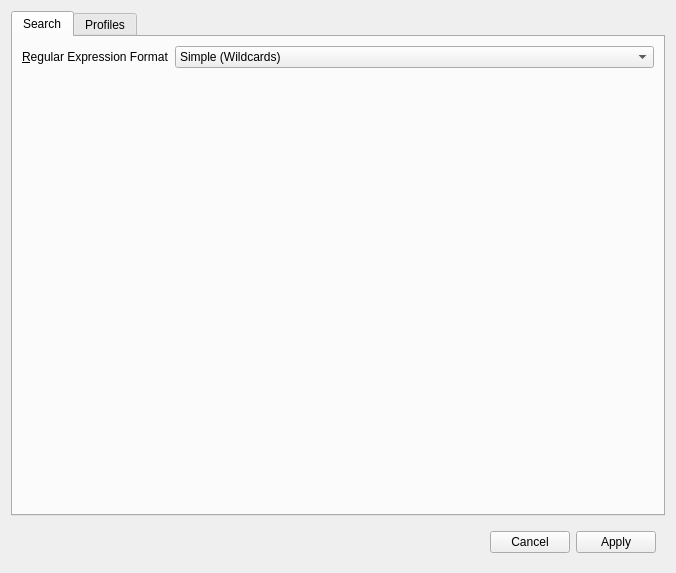
Before: the Qt Designer form branches/alemariusnexus/src/gtatools-gui/src/src/gui/ConfigWidget.ui in alemariusnexus/gtatools, drawn with Qt 5.
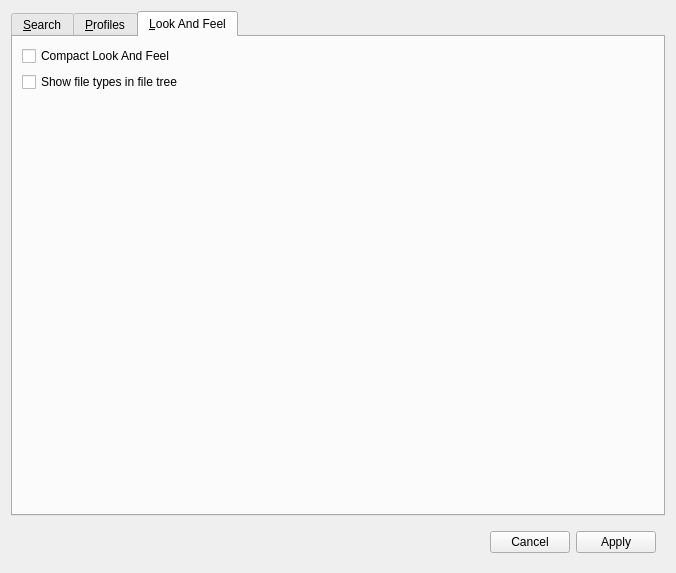
After: the same form once the commit is applied. The open tabs and pages were chosen to show the change. Custom widgets are drawn as their Qt base class.

The edit to the form file:
```diff
--- a/branches/alemariusnexus/src/gtatools-gui/src/src/gui/ConfigWidget.ui
+++ b/branches/alemariusnexus/src/gtatools-gui/src/src/gui/ConfigWidget.ui
@@ -27,7 +27,7 @@
      </property>
      <widget class="QWidget" name="tab_2">
       <attribute name="title">
-       <string>Search</string>
+       <string>&amp;Search</string>
       </attribute>
       <layout class="QFormLayout" name="formLayout_2">
        <item row="0" column="0">
@@ -58,7 +58,7 @@
      </widget>
      <widget class="QWidget" name="tab">
       <attribute name="title">
-       <string>Profiles</string>
+       <string>&amp;Profiles</string>
       </attribute>
       <layout class="QVBoxLayout" name="verticalLayout">
        <item>
@@ -109,6 +109,40 @@
        </item>
       </layout>
      </widget>
+     <widget class="QWidget" name="tab_3">
+      <attribute name="title">
+       <string>&amp;Look And Feel</string>
+      </attribute>
+      <layout class="QVBoxLayout" name="verticalLayout_4">
+       <item>
+        <widget class="QCheckBox" name="compactBox">
+         <property name="text">
+          <string>Compact Look And Feel</string>
+         </property>
+        </widget>
+       </item>
+       <item>
+        <widget class="QCheckBox" name="fileTypesInTreeBox">
+         <property name="text">
+          <string>Show file types in file tree</string>
+         </property>
+        </widget>
+       </item>
+       <item>
+        <spacer name="verticalSpacer">
+         <property name="orientation">
+          <enum>Qt::Vertical</enum>
+         </property>
+         <property name="sizeHint" stdset="0">
+          <size>
+           <width>20</width>
+           <height>40</height>
+          </size>
+         </property>
+        </spacer>
+       </item>
+      </layout>
+     </widget>
     </widget>
    </item>
    <item>
```
